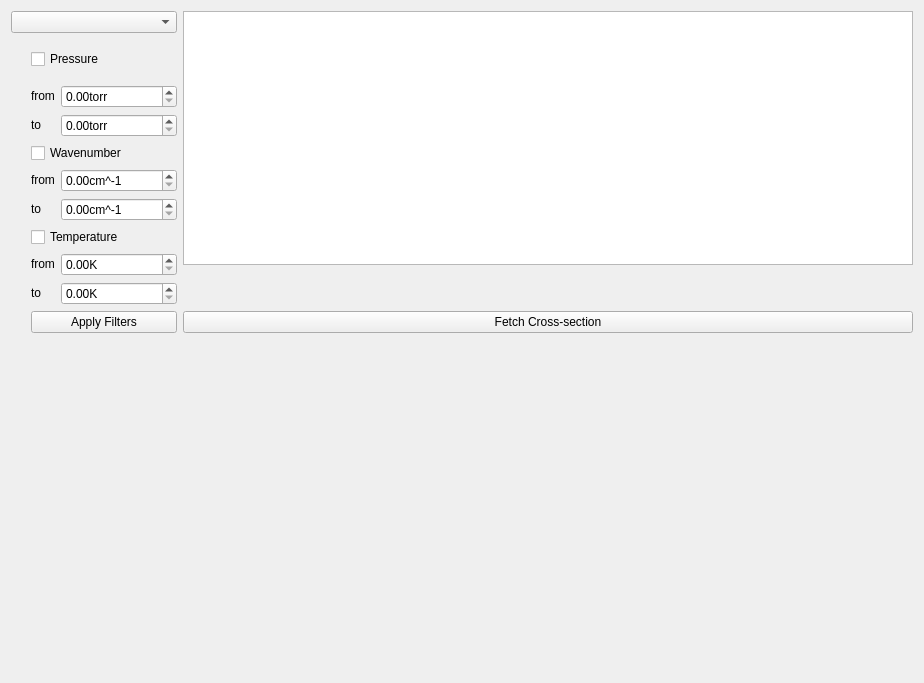
Qt form layouts/cross_section_widget.ui (hitranonline/hapiest) before a commit.
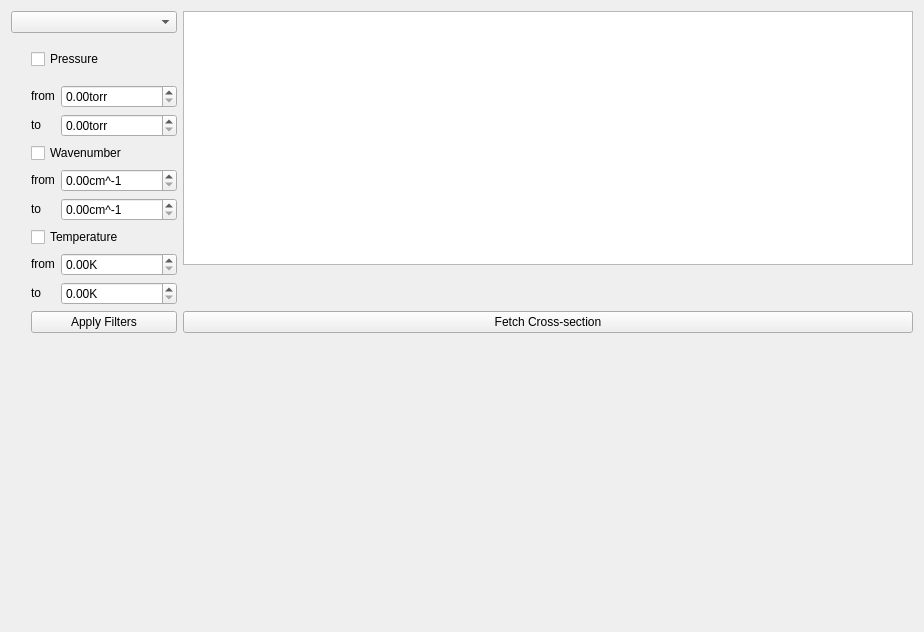
The same form after that commit.

Commit message: Polishing up the layouts / look

Patch:
```diff
--- a/layouts/cross_section_widget.ui
+++ b/layouts/cross_section_widget.ui
@@ -7,7 +7,7 @@
     <x>0</x>
     <y>0</y>
     <width>924</width>
-    <height>683</height>
+    <height>632</height>
    </rect>
   </property>
   <property name="windowTitle">
```
The commit also changes 6 other files.
